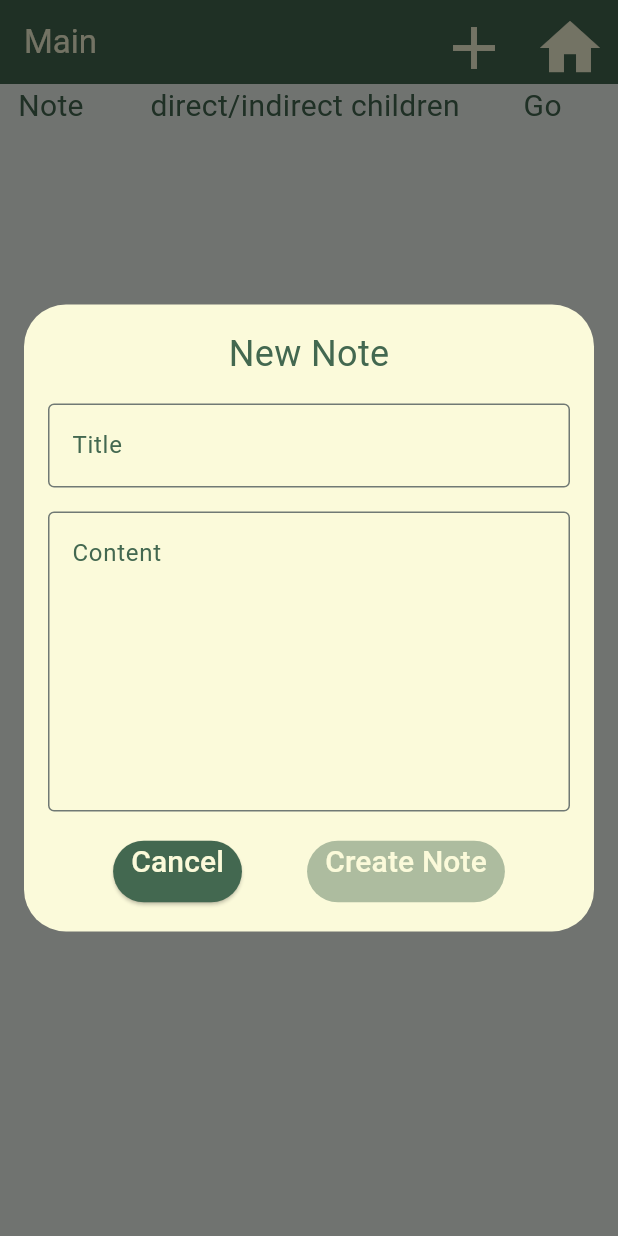
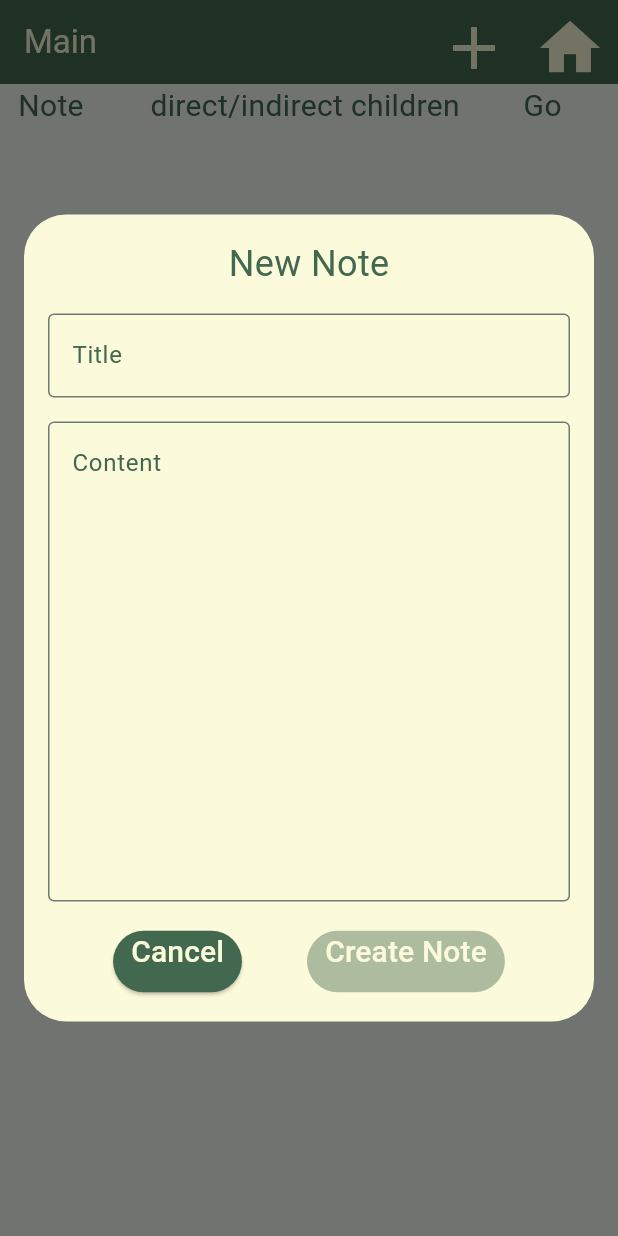
Before and after one commit to Duzzuti/treenotes, a Flutter app: the screen it shows after launch, after a tap on the "add" icon, on a phone screen of 412 x 824 dp. Run offline on Flutter 3.47's test engine with Material 3 defaults, Android fonts, the phone set to English and light mode, and no system bars; our stand-ins replace sqflite, sqflite_common_ffi; accounts and stored records are empty.

Commit message:
Bigger textfield

```diff
--- a/lib/dialogs/create_dialog.dart
+++ b/lib/dialogs/create_dialog.dart
@@ -58,11 +58,11 @@ class _CreateDialogState extends State<CreateDialog> {
             ),
             const SizedBox(height: 16),
             SizedBox(
-              height: 200,
+              height: 320,
               child: TextField(
                 controller: contentController,
                 maxLines: null,
-                minLines: 7,
+                minLines: 12,
                 scrollPhysics: const AlwaysScrollableScrollPhysics(),
                 decoration: InputDecoration(
                   hintText: 'Content',
--- a/lib/dialogs/edit_dialog.dart
+++ b/lib/dialogs/edit_dialog.dart
@@ -60,11 +60,11 @@ class _EditDialogState extends State<EditDialog> {
             ),
             const SizedBox(height: 16),
             SizedBox(
-              height: 200,
+              height: 320,
               child: TextField(
                 controller: contentController,
                 maxLines: null,
-                minLines: 7,
+                minLines: 12,
                 scrollPhysics: const AlwaysScrollableScrollPhysics(),
                 decoration: InputDecoration(
                   hintText: 'Content',
```
